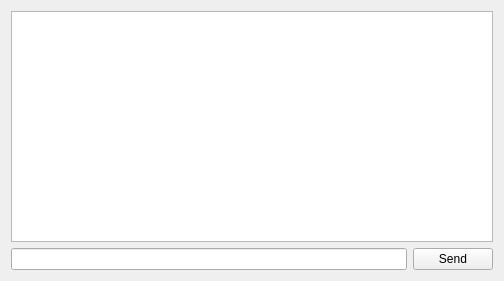
qqLyamin/clientWorkServer, file widget.ui: the form before one commit.
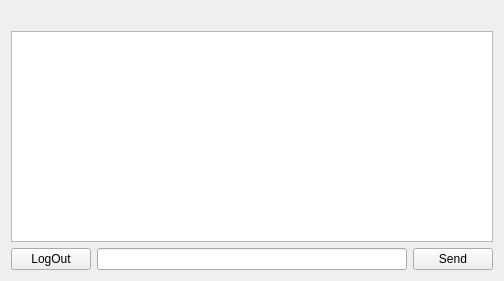
The form after the commit.

What changed in the file:
```diff
--- a/widget.ui
+++ b/widget.ui
@@ -2,6 +2,9 @@
 <ui version="4.0">
  <class>Widget</class>
  <widget class="QWidget" name="Widget">
+  <property name="enabled">
+   <bool>true</bool>
+  </property>
   <property name="geometry">
    <rect>
     <x>0</x>
@@ -14,13 +17,34 @@
    <string>Widget</string>
   </property>
   <layout class="QVBoxLayout" name="verticalLayout_2">
+   <item>
+    <widget class="QLabel" name="lbl_nickname">
+     <property name="text">
+      <string/>
+     </property>
+    </widget>
+   </item>
    <item>
     <layout class="QVBoxLayout" name="verticalLayout">
      <item>
-      <widget class="QTextEdit" name="textEdit"/>
+      <widget class="QTextEdit" name="textEdit">
+       <property name="enabled">
+        <bool>true</bool>
+       </property>
+       <property name="readOnly">
+        <bool>true</bool>
+       </property>
+      </widget>
      </item>
      <item>
       <layout class="QHBoxLayout" name="horizontalLayout">
+       <item>
+        <widget class="QPushButton" name="logoutButton">
+         <property name="text">
+          <string>LogOut</string>
+         </property>
+        </widget>
+       </item>
        <item>
         <widget class="QLineEdit" name="lineEdit"/>
        </item>
```
